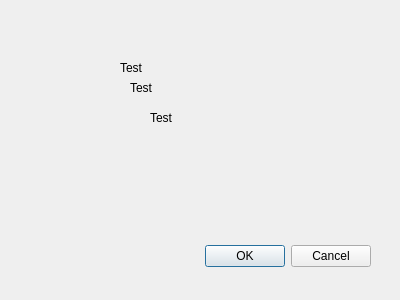
First picture: the form in road_emission_calculator_dialog_base.ui, repository NPRA/RoadEmissionCalculator, before the edit.
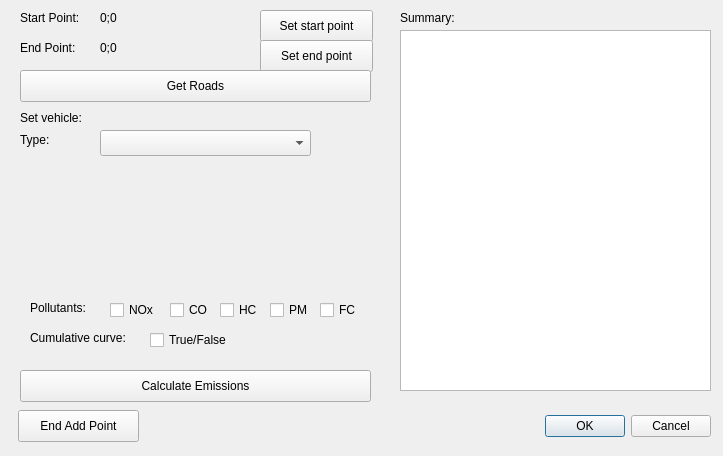
Second picture: the form after the edit.

Commit message: - set start point - set end point - get roads - get emissions - improved ui

Diff of the .ui file:
```diff
--- a/road_emission_calculator_dialog_base.ui
+++ b/road_emission_calculator_dialog_base.ui
@@ -6,8 +6,8 @@
    <rect>
     <x>0</x>
     <y>0</y>
-    <width>400</width>
-    <height>300</height>
+    <width>723</width>
+    <height>456</height>
    </rect>
   </property>
   <property name="windowTitle">
@@ -16,9 +16,9 @@
   <widget class="QDialogButtonBox" name="button_box">
    <property name="geometry">
     <rect>
-     <x>30</x>
-     <y>240</y>
-     <width>341</width>
+     <x>540</x>
+     <y>410</y>
+     <width>171</width>
      <height>32</height>
     </rect>
    </property>
@@ -29,43 +29,284 @@
     <set>QDialogButtonBox::Cancel|QDialogButtonBox::Ok</set>
    </property>
   </widget>
-  <widget class="QLabel" name="label">
+  <widget class="QPushButton" name="btnEndAddPoint">
    <property name="geometry">
     <rect>
-     <x>120</x>
-     <y>60</y>
-     <width>60</width>
-     <height>16</height>
+     <x>18</x>
+     <y>410</y>
+     <width>121</width>
+     <height>32</height>
     </rect>
    </property>
    <property name="text">
-    <string>Test</string>
+    <string>End Add Point</string>
    </property>
   </widget>
   <widget class="QLabel" name="label_2">
    <property name="geometry">
     <rect>
-     <x>130</x>
-     <y>80</y>
-     <width>60</width>
+     <x>20</x>
+     <y>10</y>
+     <width>81</width>
      <height>16</height>
     </rect>
    </property>
    <property name="text">
-    <string>Test</string>
+    <string>Start Point:</string>
+   </property>
+  </widget>
+  <widget class="QLabel" name="lblStartPoint">
+   <property name="geometry">
+    <rect>
+     <x>100</x>
+     <y>10</y>
+     <width>151</width>
+     <height>16</height>
+    </rect>
+   </property>
+   <property name="text">
+    <string>0;0</string>
+   </property>
+  </widget>
+  <widget class="QLabel" name="label_4">
+   <property name="geometry">
+    <rect>
+     <x>20</x>
+     <y>40</y>
+     <width>71</width>
+     <height>16</height>
+    </rect>
+   </property>
+   <property name="text">
+    <string>End Point:</string>
+   </property>
+  </widget>
+  <widget class="QLabel" name="lblEndPoint">
+   <property name="geometry">
+    <rect>
+     <x>100</x>
+     <y>40</y>
+     <width>151</width>
+     <height>16</height>
+    </rect>
+   </property>
+   <property name="text">
+    <string>0;0</string>
+   </property>
+  </widget>
+  <widget class="QPushButton" name="btnAddStartPoint">
+   <property name="geometry">
+    <rect>
+     <x>260</x>
+     <y>10</y>
+     <width>113</width>
+     <height>32</height>
+    </rect>
+   </property>
+   <property name="text">
+    <string>Set start point</string>
+   </property>
+  </widget>
+  <widget class="QPushButton" name="btnAddEndPoint">
+   <property name="geometry">
+    <rect>
+     <x>260</x>
+     <y>40</y>
+     <width>113</width>
+     <height>32</height>
+    </rect>
+   </property>
+   <property name="text">
+    <string>Set end point</string>
+   </property>
+  </widget>
+  <widget class="QPushButton" name="btnGetRoads">
+   <property name="geometry">
+    <rect>
+     <x>20</x>
+     <y>70</y>
+     <width>351</width>
+     <height>32</height>
+    </rect>
+   </property>
+   <property name="text">
+    <string>Get Roads</string>
+   </property>
+  </widget>
+  <widget class="QPushButton" name="btnGetEmissions">
+   <property name="geometry">
+    <rect>
+     <x>20</x>
+     <y>370</y>
+     <width>351</width>
+     <height>32</height>
+    </rect>
+   </property>
+   <property name="text">
+    <string>Calculate Emissions</string>
+   </property>
+  </widget>
+  <widget class="QLabel" name="label">
+   <property name="geometry">
+    <rect>
+     <x>20</x>
+     <y>110</y>
+     <width>81</width>
+     <height>16</height>
+    </rect>
+   </property>
+   <property name="text">
+    <string>Set vehicle:</string>
    </property>
   </widget>
   <widget class="QLabel" name="label_3">
    <property name="geometry">
     <rect>
+     <x>30</x>
+     <y>300</y>
+     <width>71</width>
+     <height>16</height>
+    </rect>
+   </property>
+   <property name="text">
+    <string>Pollutants:</string>
+   </property>
+  </widget>
+  <widget class="QCheckBox" name="checkBoxNox">
+   <property name="geometry">
+    <rect>
+     <x>110</x>
+     <y>300</y>
+     <width>51</width>
+     <height>20</height>
+    </rect>
+   </property>
+   <property name="text">
+    <string>NOx</string>
+   </property>
+  </widget>
+  <widget class="QCheckBox" name="checkBoxCo">
+   <property name="geometry">
+    <rect>
+     <x>170</x>
+     <y>300</y>
+     <width>41</width>
+     <height>20</height>
+    </rect>
+   </property>
+   <property name="text">
+    <string>CO</string>
+   </property>
+  </widget>
+  <widget class="QCheckBox" name="checkBoxHc">
+   <property name="geometry">
+    <rect>
+     <x>220</x>
+     <y>300</y>
+     <width>41</width>
+     <height>20</height>
+    </rect>
+   </property>
+   <property name="text">
+    <string>HC</string>
+   </property>
+  </widget>
+  <widget class="QCheckBox" name="checkBoxPm">
+   <property name="geometry">
+    <rect>
+     <x>270</x>
+     <y>300</y>
+     <width>41</width>
+     <height>20</height>
+    </rect>
+   </property>
+   <property name="text">
+    <string>PM</string>
+   </property>
+  </widget>
+  <widget class="QCheckBox" name="checkBoxFc">
+   <property name="geometry">
+    <rect>
+     <x>320</x>
+     <y>300</y>
+     <width>41</width>
+     <height>20</height>
+    </rect>
+   </property>
+   <property name="text">
+    <string>FC</string>
+   </property>
+  </widget>
+  <widget class="QLabel" name="label_5">
+   <property name="geometry">
+    <rect>
+     <x>30</x>
+     <y>330</y>
+     <width>121</width>
+     <height>16</height>
+    </rect>
+   </property>
+   <property name="text">
+    <string>Cumulative curve:</string>
+   </property>
+  </widget>
+  <widget class="QCheckBox" name="checkBoxCumulative">
+   <property name="geometry">
+    <rect>
      <x>150</x>
-     <y>110</y>
-     <width>60</width>
+     <y>330</y>
+     <width>87</width>
+     <height>20</height>
+    </rect>
+   </property>
+   <property name="text">
+    <string>True/False</string>
+   </property>
+  </widget>
+  <widget class="QLabel" name="label_6">
+   <property name="geometry">
+    <rect>
+     <x>400</x>
+     <y>10</y>
+     <width>71</width>
      <height>16</height>
     </rect>
    </property>
    <property name="text">
-    <string>Test</string>
+    <string>Summary:</string>
+   </property>
+  </widget>
+  <widget class="QTextEdit" name="textEdit">
+   <property name="geometry">
+    <rect>
+     <x>400</x>
+     <y>30</y>
+     <width>311</width>
+     <height>361</height>
+    </rect>
+   </property>
+  </widget>
+  <widget class="QComboBox" name="cmbBoxType">
+   <property name="geometry">
+    <rect>
+     <x>100</x>
+     <y>130</y>
+     <width>211</width>
+     <height>26</height>
+    </rect>
+   </property>
+  </widget>
+  <widget class="QLabel" name="label_7">
+   <property name="geometry">
+    <rect>
+     <x>20</x>
+     <y>130</y>
+     <width>41</width>
+     <height>20</height>
+    </rect>
+   </property>
+   <property name="text">
+    <string>Type:</string>
    </property>
   </widget>
  </widget>
```
Left out of the diff: 6 changed lines with no effect on the pictures. The commit also changes 14 other files.
